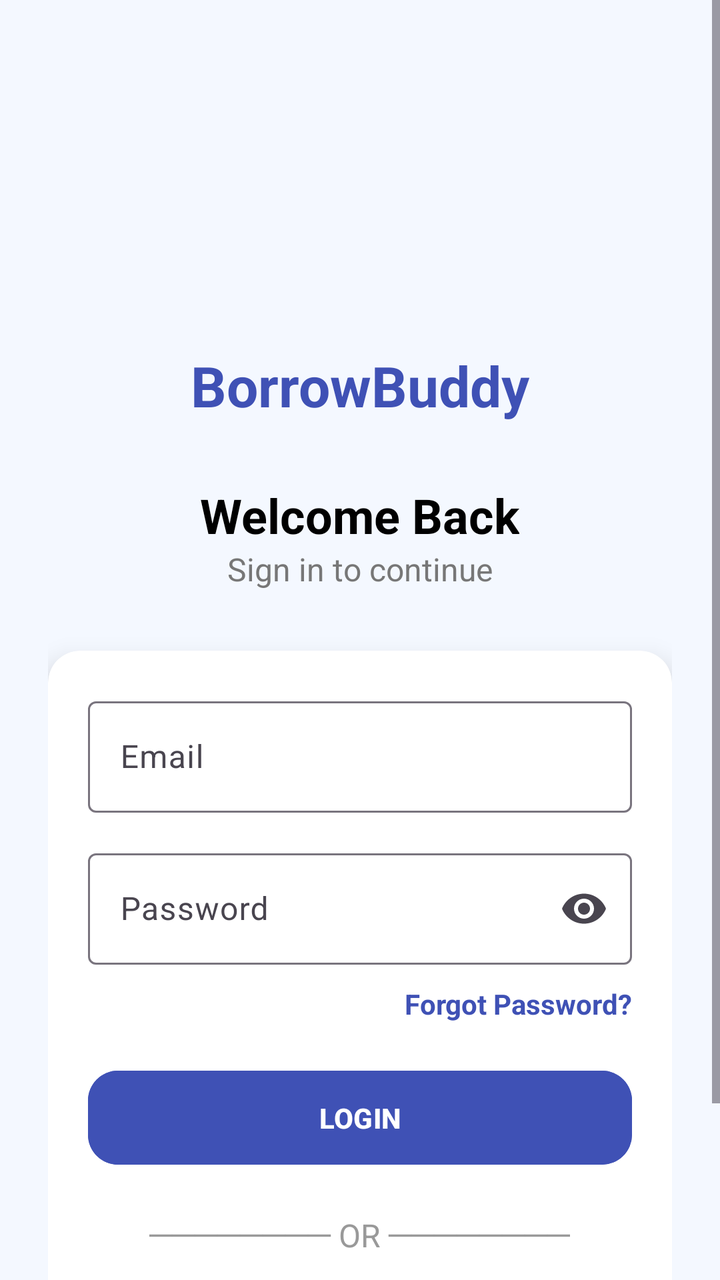
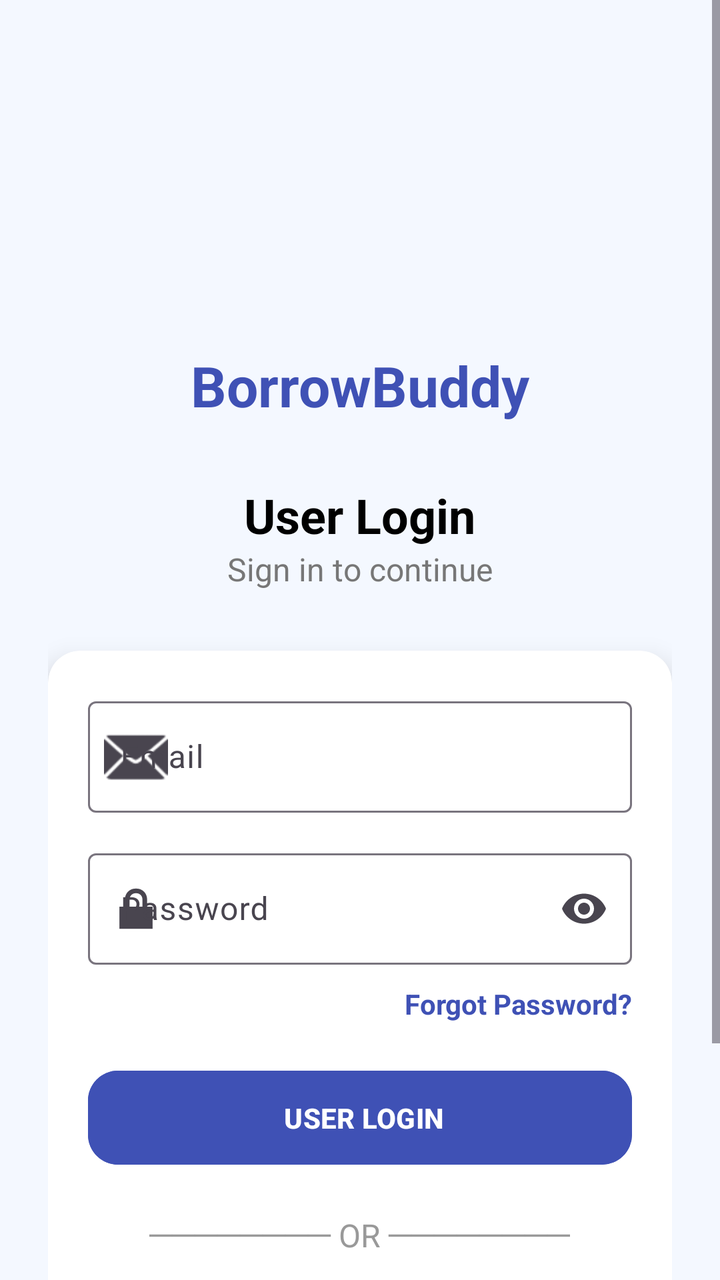

An Android layout rendered at two revisions. The XML below is the earlier revision; the diff shows what the commit changed to produce the second picture.
<!-- AndroidManifest.xml: application theme Theme.BorrowBuddy -->
<!-- res/layout/activity_login.xml -->
<?xml version="1.0" encoding="utf-8"?>
<ScrollView xmlns:android="http://schemas.android.com/apk/res/android"
    xmlns:app="http://schemas.android.com/apk/res-auto"
    android:layout_width="match_parent"
    android:layout_height="match_parent"
    android:background="#F4F8FF">

    <LinearLayout
        android:layout_width="match_parent"
        android:layout_height="wrap_content"
        android:gravity="center"
        android:orientation="vertical"
        android:padding="24dp">

        <ImageView
            android:id="@+id/imgLogo"
            android:layout_width="100dp"
            android:layout_height="100dp"
            android:layout_marginTop="40dp"
            android:src="@mipmap/ic_launcher"/>

        <TextView
            android:layout_width="wrap_content"
            android:layout_height="wrap_content"
            android:text="BorrowBuddy"
            android:textSize="28sp"
            android:textStyle="bold"
            android:textColor="#3F51B5"
            android:layout_marginTop="10dp"/>

        <TextView
            android:layout_width="wrap_content"
            android:layout_height="wrap_content"
            android:text="Welcome Back"
            android:textSize="24sp"
            android:textStyle="bold"
            android:textColor="#000000"
            android:layout_marginTop="30dp"/>

        <TextView
            android:layout_width="wrap_content"
            android:layout_height="wrap_content"
            android:text="Sign in to continue"
            android:textSize="16sp"
            android:textColor="#777777"
            android:layout_marginBottom="30dp"/>

        <androidx.cardview.widget.CardView
            android:id="@+id/loginCard"
            android:layout_width="match_parent"
            android:layout_height="wrap_content"
            app:cardCornerRadius="16dp"
            app:cardElevation="8dp"
            android:padding="16dp">
            <LinearLayout
                android:layout_width="match_parent"
                android:layout_height="wrap_content"
                android:orientation="vertical"
                android:padding="20dp">

                <com.google.android.material.textfield.TextInputLayout
                    android:layout_width="match_parent"
                    android:layout_height="wrap_content"
                    android:hint="Email">

                    <com.google.android.material.textfield.TextInputEditText
                        android:id="@+id/etEmail"
                        android:layout_width="match_parent"
                        android:layout_height="wrap_content"
                        android:inputType="textEmailAddress"/>
                </com.google.android.material.textfield.TextInputLayout>

                <com.google.android.material.textfield.TextInputLayout
                    android:layout_width="match_parent"
                    android:layout_height="wrap_content"
                    android:layout_marginTop="15dp"
                    android:hint="Password"
                    app:endIconMode="password_toggle">

                    <com.google.android.material.textfield.TextInputEditText
                        android:id="@+id/etPassword"
                        android:layout_width="match_parent"
                        android:layout_height="wrap_content"
                        android:inputType="textPassword"/>
                </com.google.android.material.textfield.TextInputLayout>

                <TextView
                    android:id="@+id/txtForgot"
                    android:layout_width="wrap_content"
                    android:layout_height="wrap_content"
                    android:text="Forgot Password?"
                    android:textColor="#3F51B5"
                    android:textStyle="bold"
                    android:layout_gravity="end"
                    android:layout_marginTop="10dp"/>

                <com.google.android.material.button.MaterialButton
                    android:id="@+id/btnLogin"
                    android:layout_width="match_parent"
                    android:layout_height="55dp"
                    android:text="LOGIN"
                    android:textColor="#FFFFFF"
                    android:textStyle="bold"
                    android:layout_marginTop="20dp"
                    app:cornerRadius="15dp"
                    android:backgroundTint="#3F51B5"/>

                <TextView
                    android:layout_width="wrap_content"
                    android:layout_height="wrap_content"
                    android:text="──────── OR ────────"
                    android:textSize="16sp"
                    android:textColor="#999999"
                    android:layout_gravity="center"
                    android:layout_marginTop="20dp"/>

                <Button
                    android:id="@+id/btnCreate"
                    android:layout_width="match_parent"
                    android:layout_height="50dp"
                    android:text="Create New Account"
                    android:layout_marginTop="20dp"
                    android:backgroundTint="#4CAF50"
                    android:textColor="#FFFFFF"/>

            </LinearLayout>

        </androidx.cardview.widget.CardView>

    </LinearLayout>

</ScrollView>
<!-- resources referenced by this layout -->
<resources>
  <!-- mipmap ic_launcher (mipmap-anydpi-v26) -->
  <?xml version="1.0" encoding="utf-8"?>
  <adaptive-icon xmlns:android="http://schemas.android.com/apk/res/android">
      <background android:drawable="@mipmap/ic_launcher_background"/>
      <foreground android:drawable="@mipmap/ic_launcher_foreground"/>
      <monochrome android:drawable="@mipmap/ic_launcher_foreground"/>
  </adaptive-icon>
  <style name="Theme.BorrowBuddy" parent="Base.Theme.BorrowBuddy" />
  <style name="Base.Theme.BorrowBuddy" parent="Theme.Material3.DayNight.NoActionBar">
          
          
      </style>
</resources>

<!-- the commit's change to res/layout/activity_login.xml (unified diff, before → after) -->
@@ -1,5 +1,6 @@
 <?xml version="1.0" encoding="utf-8"?>
-<ScrollView xmlns:android="http://schemas.android.com/apk/res/android"
+<ScrollView
+    xmlns:android="http://schemas.android.com/apk/res/android"
     xmlns:app="http://schemas.android.com/apk/res-auto"
     android:layout_width="match_parent"
     android:layout_height="match_parent"
@@ -17,111 +18,144 @@
             android:layout_width="100dp"
             android:layout_height="100dp"
             android:layout_marginTop="40dp"
-            android:src="@mipmap/ic_launcher"/>
+            android:src="@mipmap/ic_launcher" />
 
         <TextView
             android:layout_width="wrap_content"
             android:layout_height="wrap_content"
+            android:layout_marginTop="10dp"
             android:text="BorrowBuddy"
+            android:textColor="#3F51B5"
             android:textSize="28sp"
-            android:textStyle="bold"
-            android:textColor="#3F51B5"
-            android:layout_marginTop="10dp"/>
+            android:textStyle="bold" />
 
         <TextView
             android:layout_width="wrap_content"
             android:layout_height="wrap_content"
-            android:text="Welcome Back"
+            android:layout_marginTop="30dp"
+            android:text="User Login"
+            android:textColor="#000000"
             android:textSize="24sp"
-            android:textStyle="bold"
-            android:textColor="#000000"
-            android:layout_marginTop="30dp"/>
+            android:textStyle="bold" />
 
         <TextView
             android:layout_width="wrap_content"
             android:layout_height="wrap_content"
+            android:layout_marginBottom="30dp"
             android:text="Sign in to continue"
-            android:textSize="16sp"
             android:textColor="#777777"
-            android:layout_marginBottom="30dp"/>
+            android:textSize="16sp" />
 
         <androidx.cardview.widget.CardView
             android:id="@+id/loginCard"
             android:layout_width="match_parent"
             android:layout_height="wrap_content"
+            android:padding="16dp"
             app:cardCornerRadius="16dp"
-            app:cardElevation="8dp"
-            android:padding="16dp">
+            app:cardElevation="8dp">
+
             <LinearLayout
                 android:layout_width="match_parent"
                 android:layout_height="wrap_content"
                 android:orientation="vertical"
                 android:padding="20dp">
 
+                
+
                 <com.google.android.material.textfield.TextInputLayout
+                    android:id="@+id/emailLayout"
                     android:layout_width="match_parent"
                     android:layout_height="wrap_content"
-                    android:hint="Email">
+                    android:hint="Email"
+                    app:startIconDrawable="@android:drawable/ic_dialog_email">
 
                     <com.google.android.material.textfield.TextInputEditText
                         android:id="@+id/etEmail"
                         android:layout_width="match_parent"
                         android:layout_height="wrap_content"
-                        android:inputType="textEmailAddress"/>
+                        android:inputType="textEmailAddress"
+                        android:singleLine="true" />
+
                 </com.google.android.material.textfield.TextInputLayout>
 
+                
+
                 <com.google.android.material.textfield.TextInputLayout
+                    android:id="@+id/passwordLayout"
                     android:layout_width="match_parent"
                     android:layout_height="wrap_content"
                     android:layout_marginTop="15dp"
                     android:hint="Password"
-                    app:endIconMode="password_toggle">
+                    app:endIconMode="password_toggle"
+                    app:startIconDrawable="@android:drawable/ic_lock_lock">
 
                     <com.google.android.material.textfield.TextInputEditText
                         android:id="@+id/etPassword"
                         android:layout_width="match_parent"
                         android:layout_height="wrap_content"
-                        android:inputType="textPassword"/>
+                        android:inputType="textPassword"
+                        android:singleLine="true" />
+
                 </com.google.android.material.textfield.TextInputLayout>
+
+                
 
                 <TextView
                     android:id="@+id/txtForgot"
                     android:layout_width="wrap_content"
                     android:layout_height="wrap_content"
+                    android:layout_gravity="end"
+                    android:layout_marginTop="10dp"
                     android:text="Forgot Password?"
                     android:textColor="#3F51B5"
-                    android:textStyle="bold"
-                    android:layout_gravity="end"
-                    android:layout_marginTop="10dp"/>
+                    android:textStyle="bold" />
+
+                
 
                 <com.google.android.material.button.MaterialButton
                     android:id="@+id/btnLogin"
                     android:layout_width="match_parent"
                     android:layout_height="55dp"
-                    android:text="LOGIN"
+                    android:layout_marginTop="20dp"
+                    android:backgroundTint="#3F51B5"
+                    android:text=" USER LOGIN"
                     android:textColor="#FFFFFF"
                     android:textStyle="bold"
-                    android:layout_marginTop="20dp"
-                    app:cornerRadius="15dp"
-                    android:backgroundTint="#3F51B5"/>
+                    app:cornerRadius="15dp" />
+
+                
 
                 <TextView
                     android:layout_width="wrap_content"
                     android:layout_height="wrap_content"
+                    android:layout_gravity="center"
+                    android:layout_marginTop="20dp"
                     android:text="──────── OR ────────"
-                    android:textSize="16sp"
                     android:textColor="#999999"
-                    android:layout_gravity="center"
-                    android:layout_marginTop="20dp"/>
+                    android:textSize="16sp" />
+
+                
 
                 <Button
                     android:id="@+id/btnCreate"
                     android:layout_width="match_parent"
                     android:layout_height="50dp"
-                    android:text="Create New Account"
                     android:layout_marginTop="20dp"
                     android:backgroundTint="#4CAF50"
-                    android:textColor="#FFFFFF"/>
+                    android:text="Create New Account"
+                    android:textColor="#FFFFFF" />
+                <TextView
+                    android:id="@+id/txtBackLogin"
+                    android:layout_width="wrap_content"
+                    android:layout_height="wrap_content"
+                    android:layout_gravity="center"
+                    android:layout_marginTop="20dp"
+                    android:text="← Back"
+                    android:textColor="#3F51B5"
+                    android:textSize="16sp"
+                    android:textStyle="bold"
+                    android:clickable="true"
+                    android:focusable="true" />
 
             </LinearLayout>
 
